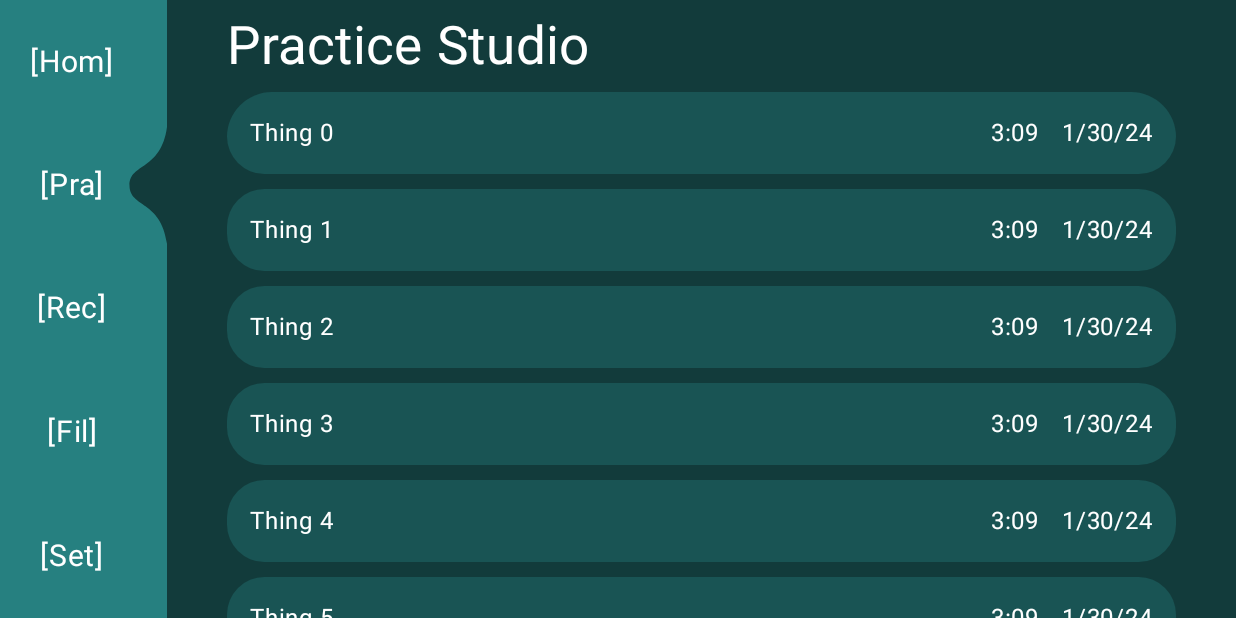
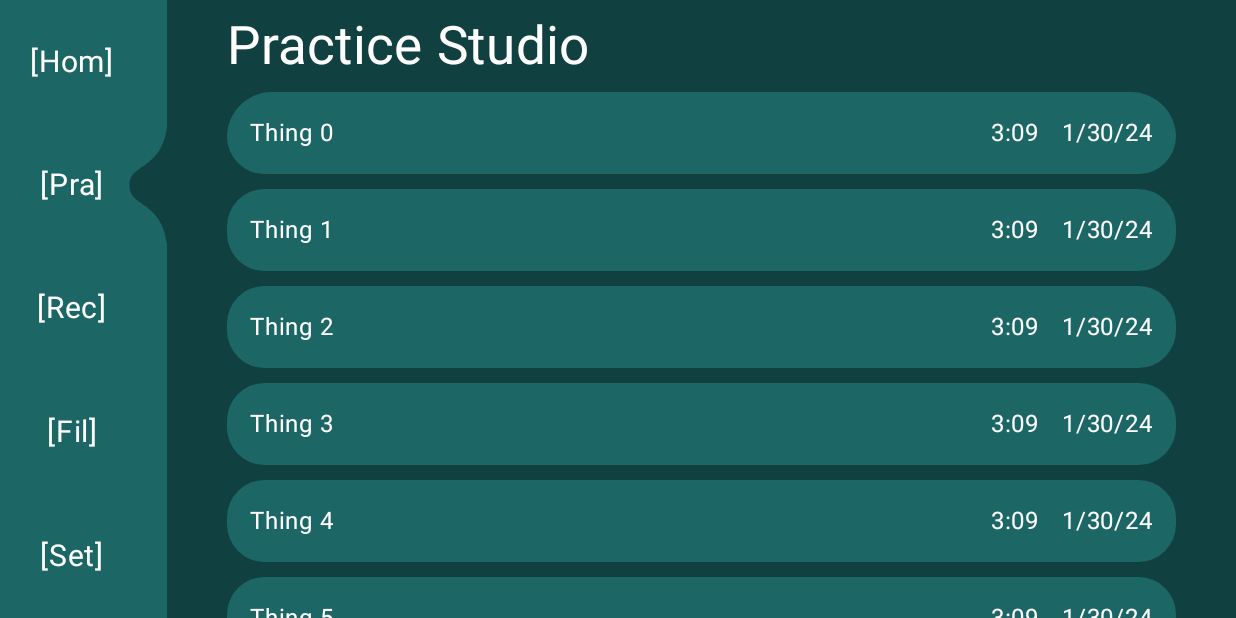
Before and after one commit to coral134/Piano_Studio, an Android app built with Jetpack Compose: the screen it shows after launch (MainActivity), after a tap on an icon or button, on a phone screen of 824 x 412 dp (held sideways). Run offline under Robolectric (Android 15) with nearby library versions, the phone set to English and light mode, and no system bars.

Commit message:
- updated theme colors - created initial framework for the data repository

```diff
--- /dev/null
+++ b/app/src/main/java/com/example/pianostudio/data/MainRepository.kt
@@ -0,0 +1,7 @@
+package com.example.pianostudio.data
+
+
+class MainRepository {
+//    val tracks: List<TrackModel>
+
+}
--- /dev/null
+++ b/app/src/main/java/com/example/pianostudio/data/TrackModel.kt
@@ -0,0 +1,10 @@
+package com.example.pianostudio.data
+
+import com.example.pianostudio.data.music.Track
+
+
+data class TrackModel(
+    val track: Track,
+    val name: String,
+    // TODO val date: Date
+)
--- a/app/src/main/java/com/example/pianostudio/midi_io/KeyboardInput.kt
+++ b/app/src/main/java/com/example/pianostudio/midi_io/KeyboardInput.kt
@@ -16,7 +16,7 @@ import kotlinx.coroutines.flow.callbackFlow
 
 typealias KeysState = List<MutableState<Int>>
 
-class KeyboardInput constructor (app: Application) {
+class KeyboardInput(app: Application) {
     val keysState: KeysState = List(128) { mutableIntStateOf(0) }
 
     val messages = callbackFlow {
--- a/app/src/main/java/com/example/pianostudio/ui/navigation/MainPages.kt
+++ b/app/src/main/java/com/example/pianostudio/ui/navigation/MainPages.kt
@@ -4,8 +4,8 @@ import androidx.compose.foundation.background
 import androidx.compose.foundation.layout.fillMaxSize
 import androidx.compose.runtime.Composable
 import androidx.compose.runtime.LaunchedEffect
-import androidx.compose.runtime.mutableFloatStateOf
 import androidx.compose.runtime.mutableIntStateOf
+import androidx.compose.runtime.mutableStateOf
 import androidx.compose.runtime.remember
 import androidx.compose.ui.Modifier
 import com.example.pianostudio.ui.random.ui_elements.SideNavBarButtonState
@@ -32,7 +32,7 @@ fun MainPages(
 ) {
     val nav = rememberLocalPageNavigator()
     val selection = remember { mutableIntStateOf(0) }
-    val themeHue = remember { mutableFloatStateOf(homeTheme) }
+    val themeColor = remember { mutableStateOf(homeTheme) }
 
     val buttons = remember {
         listOf(
@@ -44,28 +44,28 @@ fun MainPages(
         )
     }
 
-    ProvideAnimatedTheme(themeHue.floatValue) {
+    ProvideAnimatedTheme(themeColor.value) {
         LaunchedEffect(nav.nextPage) {
             when (nav.nextPage) {
                 "Practice" -> {
                     selection.intValue = 1
-                    themeHue.floatValue = practiceTheme
+                    themeColor.value = practiceTheme
                 }
                 "Record" -> {
                     selection.intValue = 2
-                    themeHue.floatValue = recordTheme
+                    themeColor.value = recordTheme
                 }
                 "Files" -> {
                     selection.intValue = 3
-                    themeHue.floatValue = filesTheme
+                    themeColor.value = filesTheme
                 }
                 "Settings" -> {
                     selection.intValue = 4
-                    themeHue.floatValue = settingsTheme
+                    themeColor.value = settingsTheme
                 }
                 else -> {
                     selection.intValue = 0
-                    themeHue.floatValue = homeTheme
+                    themeColor.value = homeTheme
                 }
             }
         }
@@ -81,7 +81,7 @@ fun MainPages(
         SideNavigation(
             modifier = modifier,
             bgColor = bgColor,
-            navBarColor = localTheme().light,
+            navBarColor = localTheme().surface,
             buttons = buttons,
             selection = selection.intValue
         ) {
--- a/app/src/main/java/com/example/pianostudio/ui/random/Functions.kt
+++ b/app/src/main/java/com/example/pianostudio/ui/random/Functions.kt
@@ -2,6 +2,9 @@ package com.example.pianostudio.ui.random
 
 import androidx.compose.runtime.Composable
 import androidx.compose.runtime.ProvidableCompositionLocal
+import androidx.compose.ui.graphics.Color
+import androidx.compose.ui.graphics.toArgb
+import androidx.core.graphics.ColorUtils
 
 
 fun linearMap(value: Float, a1: Float, a2: Float, b1: Float, b2: Float) =
@@ -11,6 +14,23 @@ val <T> ProvidableCompositionLocal<T?>.currentOrThrow: T
     @Composable
     get() = current ?: error("CompositionLocal is null")
 
+fun Color.getHSL(): FloatArray {
+    val hsl = FloatArray(3)
+    ColorUtils.colorToHSL(this.toArgb(), hsl)
+    return hsl
+}
+
+fun Color.getHSV(): FloatArray {
+    val hsv = FloatArray(3)
+    android.graphics.Color.RGBToHSV(
+        (this.red * 255).toInt(),
+        (this.green * 255).toInt(),
+        (this.blue * 255).toInt(),
+        hsv
+    )
+    return hsv;
+}
+
 //val Float.pixToDp: Dp
 //    get() = (this / Resources.getSystem().displayMetrics.density).toInt().dp
 //
--- a/app/src/main/java/com/example/pianostudio/ui/theme/Color.kt
+++ b/app/src/main/java/com/example/pianostudio/ui/theme/Color.kt
@@ -11,6 +11,18 @@ val PurpleGrey40 = Color(0xFF625b71)
 val Pink40 = Color(0xFF7D5260)
 
 // ADDED BY ME #####################################################################################
+
+// TODO: Make page theme base hues have 73% saturation and some lower value, making theme
+//   more representative of the actual color palette
+
+// Page theme base hues
+val homeTheme = Color(0xFF006eff)
+val practiceTheme = Color(0xFF00ffff)
+val recordTheme = Color(0xFFFF0051)
+val filesTheme = Color(0xFF4D85B4)
+val settingsTheme = Color(0xFF4D85B4)
+
+// Studio theme colors ---------------------------------------------------------------
 
 // Blue theme colors
 val bgTheme1 = Color(0xFF101622)
--- a/app/src/main/java/com/example/pianostudio/ui/theme/PageTheme.kt
+++ b/app/src/main/java/com/example/pianostudio/ui/theme/PageTheme.kt
@@ -10,46 +10,26 @@ import androidx.compose.runtime.compositionLocalOf
 import androidx.compose.runtime.remember
 import androidx.compose.ui.graphics.Color
 import com.example.pianostudio.ui.random.currentOrThrow
+import com.example.pianostudio.ui.random.getHSV
 
 
 private val LocalPageTheme = compositionLocalOf<PageTheme?> { null }
 
-const val homeTheme = 240f
-const val practiceTheme = 180f
-const val recordTheme = 343f
-const val filesTheme = 286f
-const val settingsTheme = 240f
+@Immutable
+class PageTheme(baseColor: Color) {
+    private val hsv = baseColor.getHSV()
 
-@Immutable
-class PageTheme(private val baseColor: Color) {
-    private var baseHue = 0.0f
-    private var baseSat = 0.0f
-    private var baseVal = 0.0f
-
-    init {
-        val hsv = FloatArray(3)
-        android.graphics.Color.RGBToHSV(
-            (baseColor.red * 255).toInt(),
-            (baseColor.green * 255).toInt(),
-            (baseColor.blue * 255).toInt(),
-            hsv
-        )
-        baseHue = hsv[0]
-        baseSat = hsv[1]
-        baseVal = hsv[2]
-    }
-
-    val darkest = relatedColor(0.7f, 0.10f)
-    val darkBg = relatedColor(0.7f, 0.23f)
-    val surface = relatedColor(0.7f, 0.33f)
-    val light = relatedColor(0.7f, 0.50f)
+    val darkest = relatedColor(0.73f, 0.10f)
+    val darkBg = relatedColor(0.73f, 0.25f)
+    val surface = relatedColor(0.73f, 0.40f)
+    val light = relatedColor(0.73f, 0.55f)
     val lightest = relatedColor(0.20f, 1f)
 
     fun relatedColor(s: Float, v: Float, dH: Float = 0f, a: Float = 1f): Color {
         return Color.hsv(
-            hue = (baseHue + dH).mod(360f),
-            saturation = s * baseSat,
-            value = v * baseVal,
+            hue = (hsv[0] + dH).mod(360f),
+            saturation = (s * hsv[1]).coerceIn(0f, 1f),
+            value = (v * hsv[2]).coerceIn(0f, 1f),
             alpha = a
         )
     }
@@ -62,22 +42,18 @@ fun localTheme(): PageTheme {
 
 @Composable
 fun ProvideAnimatedTheme(
-    hue: Float,
+    baseColor: Color,
     animationSpec: AnimationSpec<Color> = tween(300),
     content: @Composable () -> Unit
 ) {
-    val targetColor = remember(hue) {
-        Color.hsv(hue, 1f, 1f)
-    }
-
-    val baseColor = animateColorAsState(
-        targetValue = targetColor,
+    val animatedColor = animateColorAsState(
+        targetValue = baseColor,
         animationSpec = animationSpec,
         label = ""
     )
 
-    val theme = remember(baseColor.value) {
-        PageTheme(baseColor.value)
+    val theme = remember(animatedColor.value) {
+        PageTheme(animatedColor.value)
     }
 
     CompositionLocalProvider(
@@ -86,17 +62,12 @@ fun ProvideAnimatedTheme(
     )
 }
 
-
 @Composable
 fun ProvideTheme(
-    hue: Float,
+    baseColor: Color,
     content: @Composable () -> Unit
 ) {
-    val baseColor = remember(hue) {
-        Color.hsv(hue, 1f, 1f)
-    }
-
-    val theme = remember(baseColor) {
+    val theme = remember(Color) {
         PageTheme(baseColor)
     }
 
```
